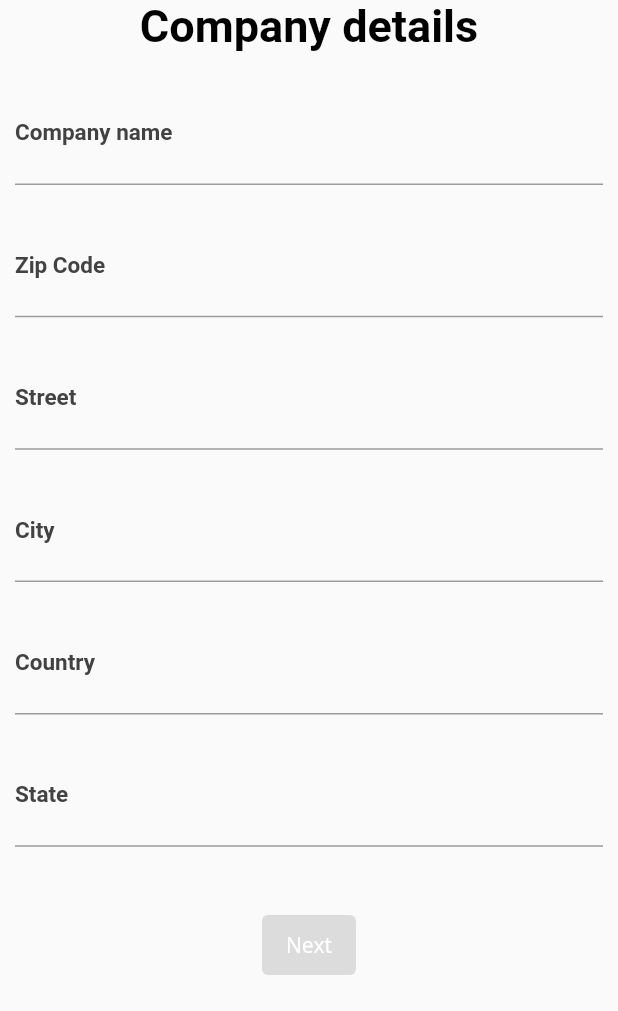
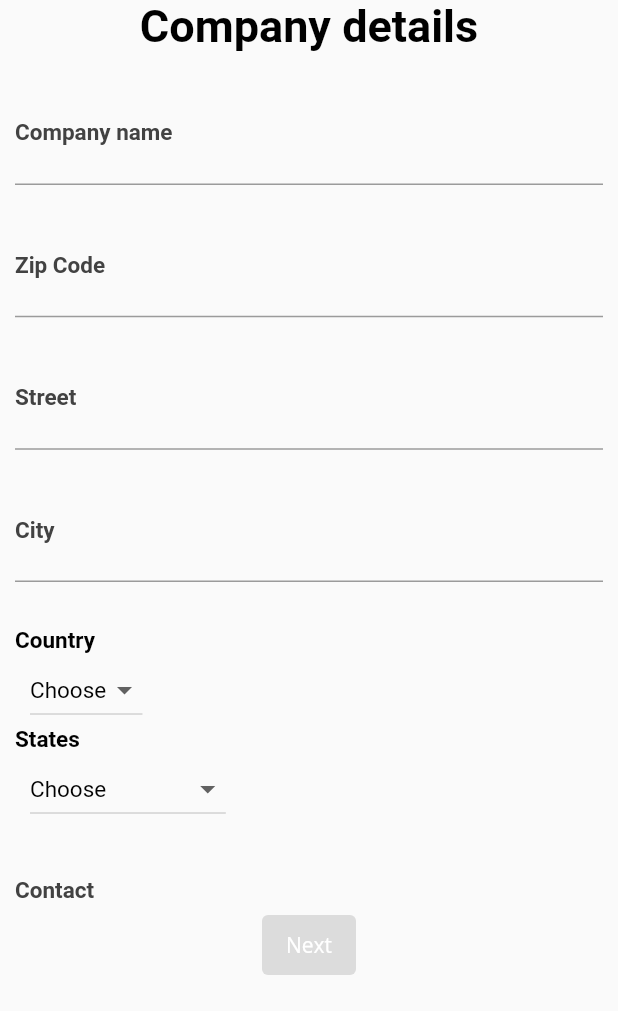
Before and after one commit to Flight552/truckassure, a Flutter app: the CompanyWidget widget shown alone on an empty page, opened directly, on a phone screen of 412 x 824 dp, the part 225-1236 px from its top. Run offline on Flutter 3.47's test engine with Material 2 defaults, Android fonts, the phone set to English and light mode, and no system bars; our stand-ins replace google_fonts, mask_text_input_formatter.

Commit message:
added dropdown menu

```diff
--- a/lib/main.dart
+++ b/lib/main.dart
@@ -43,7 +43,7 @@
 class _MyHomePageState extends State<MyHomePage> {
   @override
   Widget build(BuildContext context) {
-    return Scaffold(body: SafeArea(child: DriversDetails()));
+    return Scaffold(body: SafeArea(child: Vehicles()));
   }
 }
 
--- a/lib/widgets/company_widget.dart
+++ b/lib/widgets/company_widget.dart
@@ -1,5 +1,7 @@
 import 'package:flutter/material.dart';
+import 'package:truckassure/widgets/default/drop_down_states.dart';
 import 'package:truckassure/widgets/default/image_container.dart';
+import 'package:truckassure/widgets/default/text_simple.dart';
 import 'package:truckassure/widgets/default/title_container.dart';
 import 'package:truckassure/widgets/default/text_field.dart';
 import 'package:truckassure/utils/utils.dart';
@@ -116,22 +118,32 @@
                 result: onSubmit,
                 formatterList: null,
               ),
-              TextFieldWidget(
-                hint: null,
-                label: "Country",
-                controller: _country,
-                keyboard: "text",
-                result: onSubmit,
-                formatterList: null,
-              ),
-              TextFieldWidget(
-                hint: null,
-                label: "State",
-                controller: _state,
-                keyboard: "text",
-                result: onSubmit,
-                formatterList: null,
-              ),
+              Container(
+                  padding: EdgeInsets.only(left: 10, top: 20),
+                  alignment: Alignment.centerLeft,
+                  child: Column(
+                      crossAxisAlignment: CrossAxisAlignment.start,
+                      children: [
+                        SimpleText(
+                          text: "Country",
+                          size: 15,
+                          weight: FontWeight.bold,
+                        ),
+                        DropDownItems(choice: "country")
+                      ])),
+              Container(
+                  padding: EdgeInsets.only(left: 10),
+                  alignment: Alignment.centerLeft,
+                  child: Column(
+                      crossAxisAlignment: CrossAxisAlignment.start,
+                      children: [
+                        SimpleText(
+                          text: "States",
+                          size: 15,
+                          weight: FontWeight.bold,
+                        ),
+                        DropDownItems(choice: "states")
+                      ])),
               TextFieldWidget(
                 label: "Contact",
                 controller: _contact,
--- /dev/null
+++ b/lib/widgets/default/drop_down_states.dart
@@ -0,0 +1,110 @@
+import 'package:flutter/material.dart';
+import 'package:truckassure/widgets/default/text_simple.dart';
+
+class DropDownItems extends StatefulWidget {
+  final String choice;
+  DropDownItems({this.choice});
+  static const _statesItems = [
+    'Alabama',
+    'Alaska',
+    'Arizona',
+    'Arkansas',
+    'California',
+    'Colorado',
+    'Connecticut',
+    'Delaware',
+    'Florida',
+    'Georgia',
+    'Hawaii',
+    'Idaho',
+    'Illinois',
+    'Indiana',
+    'Iowa',
+    'Kansas',
+    'Kentucky',
+    'Louisiana',
+    'Maine',
+    'Maryland',
+    'Massachusetts',
+    'Michigan',
+    'Minnesota',
+    'Mississippi',
+    'Missouri',
+    'Montana',
+    'Nebraska',
+    'Nevada',
+    'New Hampshire',
+    'New Jersey',
+    'New Mexico',
+    'New York',
+    'North Carolina',
+    'North Dakota',
+    'Ohio',
+    'Oklahoma',
+    'Oregon',
+    'Pennsylvania',
+    'Rhode Island',
+    'South Carolina',
+    'South Dakota',
+    'Tennessee',
+    'Texas',
+    'Utah',
+    'Vermont',
+    'Virginia',
+    'Washington',
+    'West Virginia',
+    'Wisconsin',
+    'Wyoming',
+  ];
+
+  static const _countries = [
+    "US",
+    "Canada",
+  ];
+
+  static const _typeVehicle = ["Car", "Tractor", "Truck"];
+  final List<DropdownMenuItem<String>> _dropMenuItemsStates = _statesItems
+      .map((value) => DropdownMenuItem<String>(
+            value: value,
+            child: SimpleText(text: value, size: 15, weight: null),
+          ))
+      .toList();
+
+  final List<DropdownMenuItem<String>> _dropMenuItemsCountries = _countries
+      .map((value) => DropdownMenuItem<String>(
+            value: value,
+            child: SimpleText(text: value, size: 15, weight: null),
+          ))
+      .toList();
+
+  final List<DropdownMenuItem<String>> _dropMenuItemsTypes = _typeVehicle
+      .map((value) => DropdownMenuItem<String>(
+            value: value,
+            child: SimpleText(text: value, size: 15, weight: null),
+          ))
+      .toList();
+
+  State<StatefulWidget> createState() => new _DropDownState();
+  String _select;
+}
+
+class _DropDownState extends State<DropDownItems> {
+  @override
+  Widget build(BuildContext context) {
+    return Container(
+        padding: EdgeInsets.only(left: 10),
+        child: DropdownButton(
+            value: widget._select,
+            hint: SimpleText(text: "Choose", size: 15, weight: null),
+            onChanged: (values) {
+              setState(() {
+                widget._select = values;
+              });
+            },
+            items: widget.choice == "country"
+                ? widget._dropMenuItemsCountries
+                : (widget.choice == "states"
+                    ? widget._dropMenuItemsStates
+                    : widget._dropMenuItemsTypes)));
+  }
+}
--- a/lib/widgets/vehicles_widget.dart
+++ b/lib/widgets/vehicles_widget.dart
@@ -4,6 +4,9 @@
 import 'package:truckassure/widgets/default/title_container.dart';
 import 'package:truckassure/utils/utils.dart';
 import 'package:truckassure/widgets/default/text_field.dart';
+
+import 'default/drop_down_states.dart';
+import 'default/text_simple.dart';
 
 class Vehicles extends StatefulWidget {
   @override
@@ -66,16 +69,23 @@
                 keyboard: "text",
                 result: onSubmit,
               ),
-              TextFieldWidget(
-                label: "Type",
-                controller: _type,
-                keyboard: "text",
-                result: onSubmit,
-              ),
+              Container(
+                  padding: EdgeInsets.only(left: 10, top: 20),
+                  alignment: Alignment.centerLeft,
+                  child: Column(
+                      crossAxisAlignment: CrossAxisAlignment.start,
+                      children: [
+                        SimpleText(
+                          text: "Type",
+                          size: 15,
+                          weight: FontWeight.bold,
+                        ),
+                        DropDownItems(choice: "types")
+                      ]))
             ],
           ))),
           Container(
-              margin: EdgeInsets.only(bottom: 20, top: 20),
+              margin: EdgeInsets.only(bottom: 20),
               child: ElevatedButton(
                   style: ElevatedButton.styleFrom(
                       elevation: 4,
```
